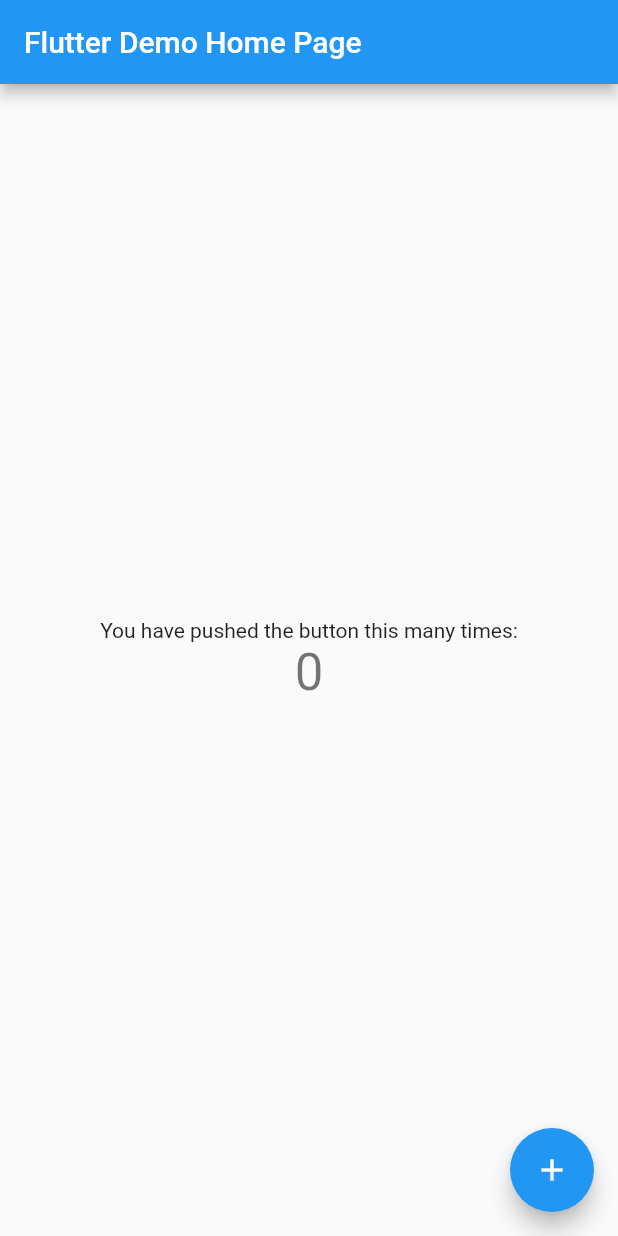
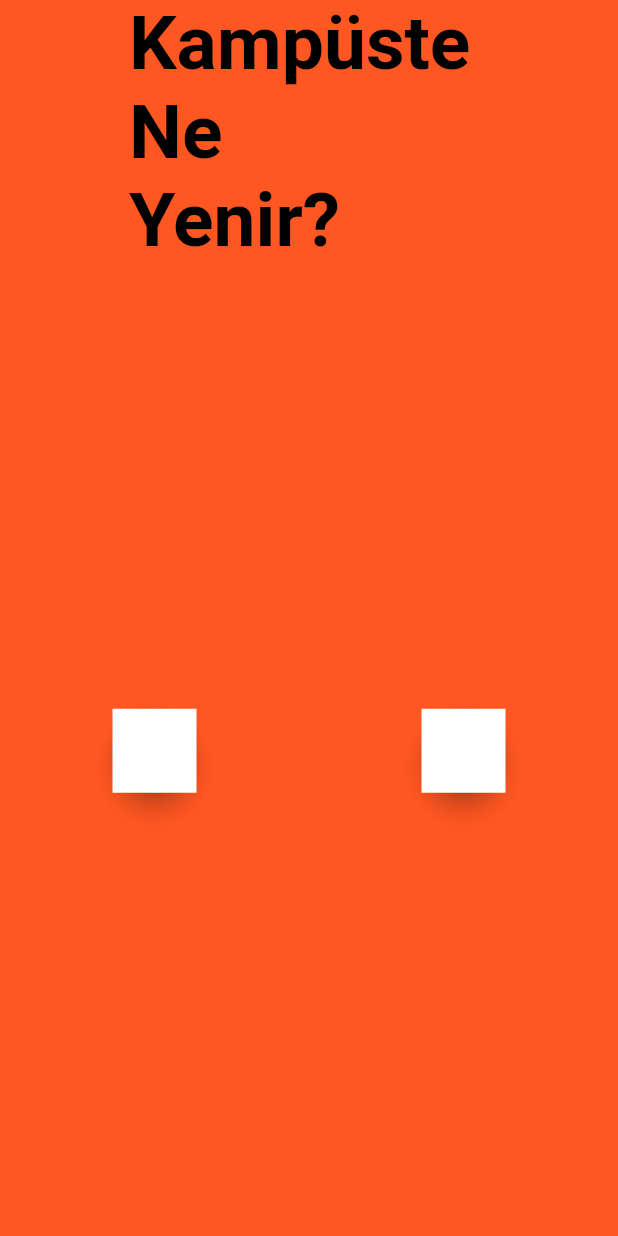
Before and after one commit to Application101/kampuste-ne-yenir-, a Flutter app: the screen it shows after launch, on a phone screen of 412 x 824 dp. Run offline on Flutter 3.47's test engine with Material 2 defaults, Android fonts, the phone set to English and light mode, and no system bars.

Commit message:
Add initial main changes

```diff
--- a/lib/main.dart
+++ b/lib/main.dart
@@ -1,115 +1,73 @@
 import 'package:flutter/material.dart';
+import 'campus_page_list.dart';
+
 
 void main() {
-  runApp(const MyApp());
+  runApp(MyApp());
 }
 
 class MyApp extends StatelessWidget {
-  const MyApp({Key? key}) : super(key: key);
+
 
   // This widget is the root of your application.
   @override
   Widget build(BuildContext context) {
-    return MaterialApp(
-      title: 'Flutter Demo',
-      theme: ThemeData(
-        // This is the theme of your application.
-        //
-        // Try running your application with "flutter run". You'll see the
-        // application has a blue toolbar. Then, without quitting the app, try
-        // changing the primarySwatch below to Colors.green and then invoke
-        // "hot reload" (press "r" in the console where you ran "flutter run",
-        // or simply save your changes to "hot reload" in a Flutter IDE).
-        // Notice that the counter didn't reset back to zero; the application
-        // is not restarted.
-        primarySwatch: Colors.blue,
-      ),
-      home: const MyHomePage(title: 'Flutter Demo Home Page'),
+    return const MaterialApp(
+      home: CampusApp(),
     );
   }
 }
 
-class MyHomePage extends StatefulWidget {
-  const MyHomePage({Key? key, required this.title}) : super(key: key);
-
-  // This widget is the home page of your application. It is stateful, meaning
-  // that it has a State object (defined below) that contains fields that affect
-  // how it looks.
-
-  // This class is the configuration for the state. It holds the values (in this
-  // case the title) provided by the parent (in this case the App widget) and
-  // used by the build method of the State. Fields in a Widget subclass are
-  // always marked "final".
-
-  final String title;
+class CampusApp extends StatefulWidget {
+  const CampusApp({ Key? key }) : super(key: key);
 
   @override
-  State<MyHomePage> createState() => _MyHomePageState();
+  State<CampusApp> createState() => _CampusAppState();
 }
 
-class _MyHomePageState extends State<MyHomePage> {
-  int _counter = 0;
-
-  void _incrementCounter() {
-    setState(() {
-      // This call to setState tells the Flutter framework that something has
-      // changed in this State, which causes it to rerun the build method below
-      // so that the display can reflect the updated values. If we changed
-      // _counter without calling setState(), then the build method would not be
-      // called again, and so nothing would appear to happen.
-      _counter++;
-    });
-  }
-
+class _CampusAppState extends State<CampusApp> {
   @override
   Widget build(BuildContext context) {
-    // This method is rerun every time setState is called, for instance as done
-    // by the _incrementCounter method above.
-    //
-    // The Flutter framework has been optimized to make rerunning build methods
-    // fast, so that you can just rebuild anything that needs updating rather
-    // than having to individually change instances of widgets.
     return Scaffold(
-      appBar: AppBar(
-        // Here we take the value from the MyHomePage object that was created by
-        // the App.build method, and use it to set our appbar title.
-        title: Text(widget.title),
-      ),
-      body: Center(
-        // Center is a layout widget. It takes a single child and positions it
-        // in the middle of the parent.
-        child: Column(
-          // Column is also a layout widget. It takes a list of children and
-          // arranges them vertically. By default, it sizes itself to fit its
-          // children horizontally, and tries to be as tall as its parent.
-          //
-          // Invoke "debug painting" (press "p" in the console, choose the
-          // "Toggle Debug Paint" action from the Flutter Inspector in Android
-          // Studio, or the "Toggle Debug Paint" command in Visual Studio Code)
-          // to see the wireframe for each widget.
-          //
-          // Column has various properties to control how it sizes itself and
-          // how it positions its children. Here we use mainAxisAlignment to
-          // center the children vertically; the main axis here is the vertical
-          // axis because Columns are vertical (the cross axis would be
-          // horizontal).
-          mainAxisAlignment: MainAxisAlignment.center,
-          children: <Widget>[
-            const Text(
-              'You have pushed the button this many times:',
+        backgroundColor: Colors.deepOrange,
+        body: Column(
+          crossAxisAlignment: CrossAxisAlignment.center,
+          children: [
+            const Text('Kampüste \nNe \nYenir?',
+              style: TextStyle(
+                  color: Colors.black,
+                  fontWeight: FontWeight.w600, fontSize: 50),
             ),
-            Text(
-              '$_counter',
-              style: Theme.of(context).textTheme.headline4,
-            ),
-          ],
-        ),
-      ),
-      floatingActionButton: FloatingActionButton(
-        onPressed: _incrementCounter,
-        tooltip: 'Increment',
-        child: const Icon(Icons.add),
-      ), // This trailing comma makes auto-formatting nicer for build methods.
+            Expanded(
+              child: Row(
+                crossAxisAlignment: CrossAxisAlignment.center,
+                mainAxisAlignment: MainAxisAlignment.spaceAround,
+                children: [
+                  FloatingActionButton(
+                    onPressed: (){
+                      //buraya navigation kodu gelecek kütükhaneye kaydetmek gerektiği için şu an yazmadım
+                    },
+                    child: Container(child: const Text('Giriş Yap'),
+                      color: Colors.white,
+                      padding: const EdgeInsets.all(20.0),
+
+                    ),
+                  ),
+                  FloatingActionButton(
+                    onPressed: (){
+                      //buraya da aynı şekilde
+                    },
+                    child: Container(child: const Text('Üye Olmadan \nDevam Et'),
+                      color: Colors.white,
+                      padding: const EdgeInsets.all(20.0),
+
+                    ),
+                  ),
+                ],
+              ),
+            )],)
+
+
     );
   }
 }
```
